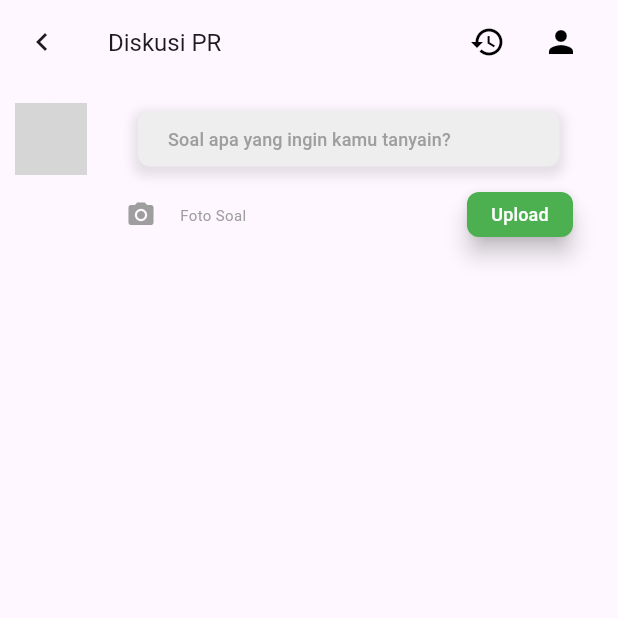
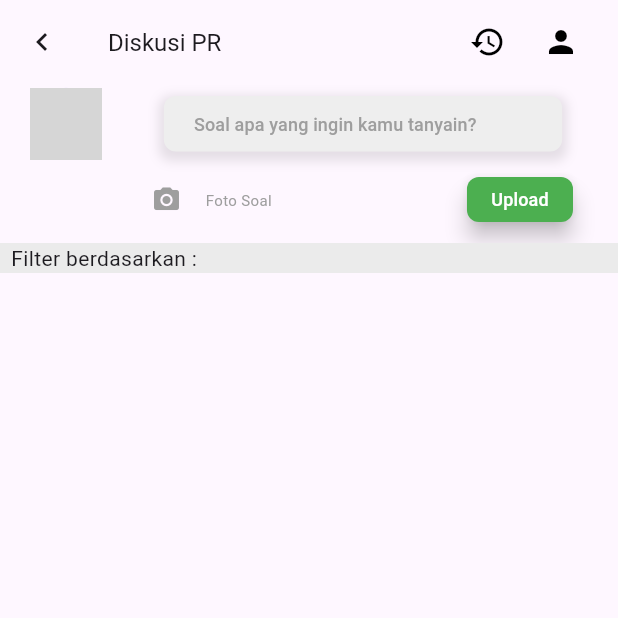
Before and after one commit to SIPalingMumet/Mejakita_ProjectFINAL, a Flutter app: the screen it shows after launch, on a phone screen of 412 x 824 dp, the top half of it. Run offline on Flutter 3.47's test engine with Material 3 defaults, Android fonts, the light colour scheme and no system bars; our stand-ins replace google_fonts; Roboto replaces fonts that are missing (Actor); grey boxes are pictures that could not be loaded.

Commit message:
finishing 1

```diff
--- a/lib/Component/ComponentPr.dart
+++ b/lib/Component/ComponentPr.dart
@@ -5,20 +5,23 @@ class Widgetz extends StatelessWidget {
   @override
   Widget build(BuildContext context) {
     return Padding(
-      padding: const EdgeInsets.all(10),
+      padding: const EdgeInsets.all(0),
       child: SingleChildScrollView(
         child: Column(
           crossAxisAlignment: CrossAxisAlignment.start,
           children: [
             Column(
               children: [
-                Row(
+                Padding(
+                  padding: const EdgeInsets.all(0),
+                  child: Row(
                     children: [
+                      const SizedBox(width: 20),
                       const CircleAvatar(
                         backgroundImage: AssetImage('images/tole.png'),
                         radius: 24,
                       ),
-                    const SizedBox(width: 5),
+                      const SizedBox(width: 4),
                       Expanded(
                         child: TextButton(
                           onPressed: () {
@@ -32,17 +35,15 @@ class Widgetz extends StatelessWidget {
                               borderRadius: BorderRadius.circular(8),
                               boxShadow: [
                                 BoxShadow(
-                                color: Colors.black.withOpacity(
-                                    0.1),
+                                  color: Colors.black.withOpacity(0.1),
                                   spreadRadius: 3,
                                   blurRadius: 6,
-                                offset: const Offset(0,
-                                    3),
+                                  offset: const Offset(0, 3),
                                 ),
                               ],
                             ),
                             child: Text(
-                            'Soal apa yang ingin kamu tanyain?                 ',
+                              'Soal apa yang ingin kamu tanyain?            ',
                               style: GoogleFonts.actor(
                                   fontSize: 12, color: Colors.grey),
                             ),
@@ -51,23 +52,26 @@ class Widgetz extends StatelessWidget {
                       ),
                     ],
                   ),
+                ),
                 Row(
                   mainAxisAlignment: MainAxisAlignment.spaceBetween,
                   children: [
                     Row(
                       children: [
                         Padding(
-                          padding: const EdgeInsets.only(left: 60),
+                          padding: const EdgeInsets.only(left: 87),
                           child: IconButton(
-                            icon: const Icon(Icons.photo_camera,
-                                color: Colors.grey, size: 20,),
+                            icon: const Icon(
+                              Icons.photo_camera,
+                              color: Colors.grey,
+                              size: 20,
+                            ),
                             onPressed: () {
                               // funtion.tanyaSoal(context, setState);
                             },
                           ),
                         ),
-                        const SizedBox(
-                            width: 2),
+                        const SizedBox(width: 2),
                         Text(
                           "Foto Soal",
                           style: GoogleFonts.actor(
@@ -76,7 +80,7 @@ class Widgetz extends StatelessWidget {
                       ],
                     ),
                     Padding(
-                      padding: const EdgeInsets.only(right: 20),
+                      padding: const EdgeInsets.only(right: 30),
                       child: ElevatedButton(
                         onPressed: () {
                           // funtion.tanyaSoal(context, setState);
@@ -99,10 +103,21 @@ class Widgetz extends StatelessWidget {
                       ),
                     ),
                   ],
-                )
+                ),
               ],
             ),
-
+            const SizedBox(height: 5),
+            Container(
+              width: MediaQuery.of(context).size.width,
+              color: const Color.fromARGB(255, 235, 235, 235),
+              child: Align(
+                alignment: Alignment.centerLeft,
+                child: Text(
+                  '  Filter berdasarkan :',
+                  style: GoogleFonts.actor(fontSize: 14),
+                ),
+              ),
+            ),
           ],
         ),
       ),
```
Lines whose indentation alone changed are shown as unchanged.
